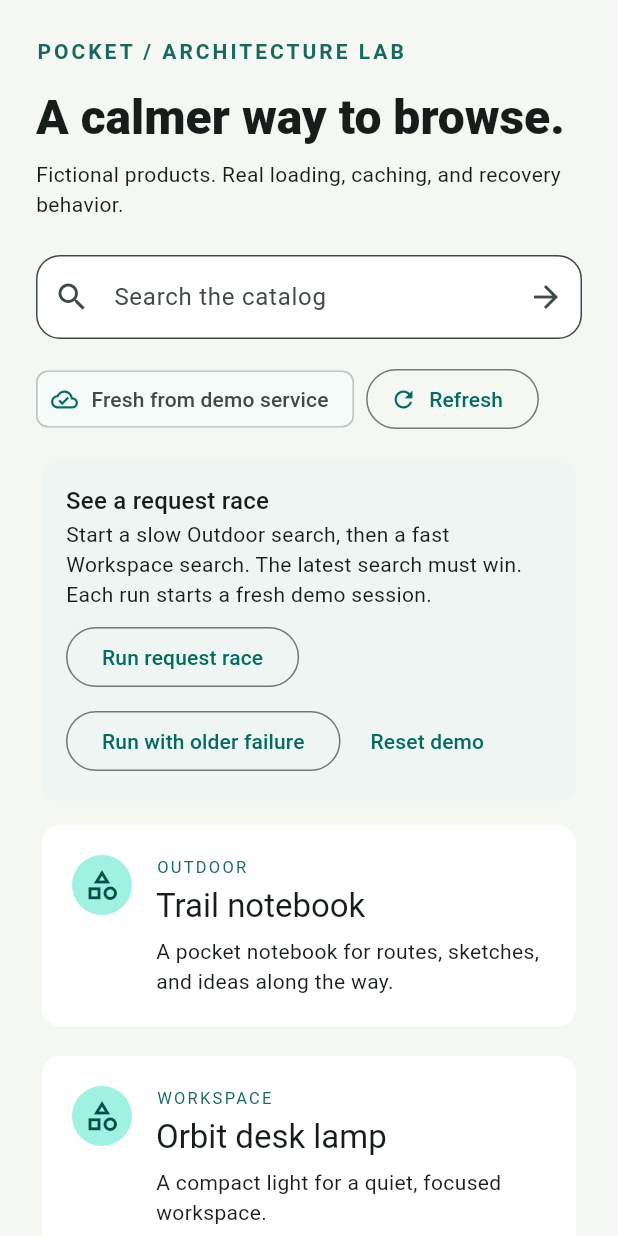
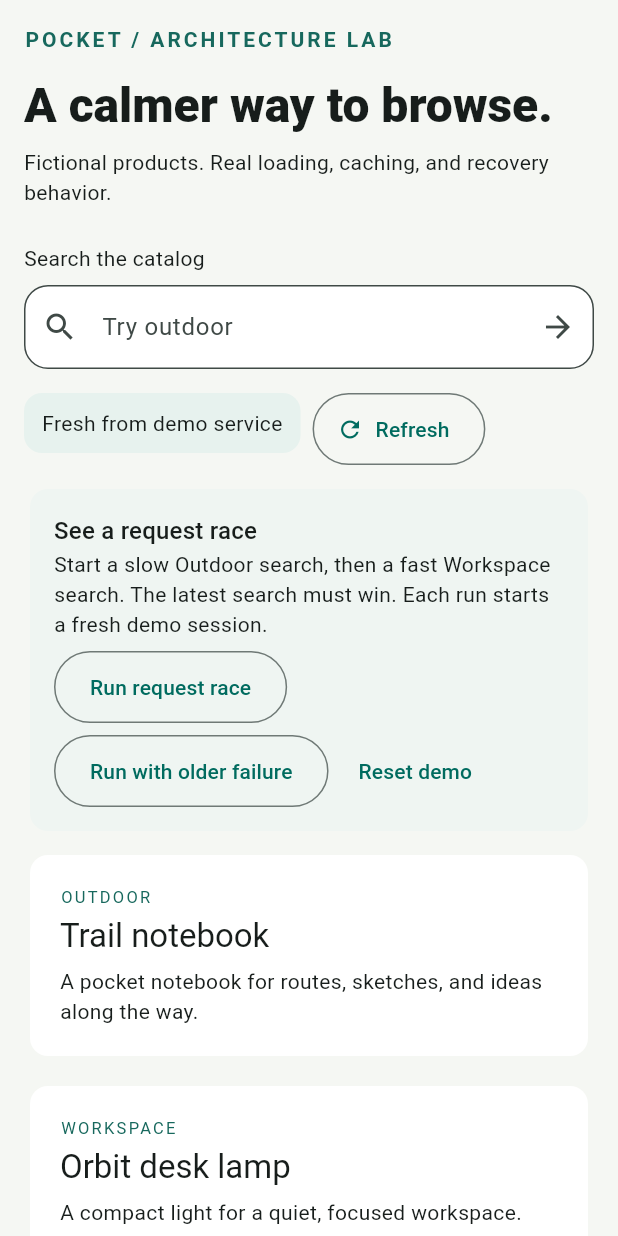
Before and after one commit to RamySaleeb/flutter-mobile-architecture-lab, a Flutter app: the screen it shows after launch, on a phone screen of 412 x 824 dp. Run offline on Flutter 3.47's test engine with Material 3 defaults, Android fonts, the phone set to English and light mode, and no system bars.

Commit message:
feat: improve keyboard traversal, focus visibility, and large-text layouts

```diff
--- a/lib/main.dart
+++ b/lib/main.dart
@@ -1,10 +1,25 @@
 import 'dart:async';
 import 'package:flutter/material.dart';
+import 'package:flutter/semantics.dart';
 import 'catalog.dart';
 import 'catalog_controller.dart';
 import 'catalog_data.dart';
 
-void main() => runApp(const PocketCatalogApp());
+void main() {
+  WidgetsFlutterBinding.ensureInitialized();
+  // Keep browser semantics available for the lifetime of this small demo.
+  SemanticsBinding.instance.ensureSemantics();
+  runApp(const PocketCatalogApp());
+}
+
+ButtonStyle accessibleButtonStyle() => ButtonStyle(
+  minimumSize: const WidgetStatePropertyAll(Size(48, 48)),
+  side: WidgetStateProperty.resolveWith(
+    (states) => states.contains(WidgetState.focused)
+        ? const BorderSide(color: Color(0xff17685d), width: 3)
+        : null,
+  ),
+);
 
 class PocketCatalogApp extends StatelessWidget {
   const PocketCatalogApp({super.key});
@@ -14,6 +29,11 @@ class PocketCatalogApp extends StatelessWidget {
     debugShowCheckedModeBanner: false,
     theme: ThemeData(
       useMaterial3: true,
+      outlinedButtonTheme: OutlinedButtonThemeData(
+        style: accessibleButtonStyle(),
+      ),
+      textButtonTheme: TextButtonThemeData(style: accessibleButtonStyle()),
+      iconButtonTheme: IconButtonThemeData(style: accessibleButtonStyle()),
       colorScheme: ColorScheme.fromSeed(seedColor: const Color(0xff17685d)),
       scaffoldBackgroundColor: const Color(0xfff5f7f3),
       inputDecorationTheme: const InputDecorationTheme(
@@ -125,8 +145,14 @@ class _CatalogScreenState extends State<CatalogScreen> {
             builder: (context, _) {
               final state = controller.state;
               final items = state.snapshot?.items ?? const <CatalogItem>[];
-              return ListView(
-                padding: const EdgeInsets.all(24),
+              return FocusTraversalGroup(
+                policy: WidgetOrderTraversalPolicy(),
+                child: SingleChildScrollView(
+                  padding: EdgeInsets.all(
+                    MediaQuery.sizeOf(context).width < 480 ? 16 : 24,
+                  ),
+                  child: Column(
+                    crossAxisAlignment: CrossAxisAlignment.stretch,
                     children: [
                       const Text(
                         'POCKET / ARCHITECTURE LAB',
@@ -139,30 +165,38 @@ class _CatalogScreenState extends State<CatalogScreen> {
                       const SizedBox(height: 14),
                       Text(
                         'A calmer way to browse.',
-                    style: Theme.of(context).textTheme.headlineLarge?.copyWith(
-                      fontWeight: FontWeight.w800,
-                    ),
+                        style: Theme.of(context).textTheme.headlineLarge
+                            ?.copyWith(fontWeight: FontWeight.w800),
                       ),
                       const SizedBox(height: 8),
                       const Text(
                         'Fictional products. Real loading, caching, and recovery behavior.',
                       ),
                       const SizedBox(height: 24),
-                  TextField(
+                      const Text('Search the catalog'),
+                      const SizedBox(height: 8),
+                      Semantics(
+                        label: 'Search the catalog',
+                        child: TextField(
                           enabled: !raceRunning,
                           controller: search,
                           textInputAction: TextInputAction.search,
-                    onSubmitted: (value) => unawaited(controller.load(value)),
+                          onSubmitted: (value) =>
+                              unawaited(controller.load(value)),
                           decoration: InputDecoration(
-                      labelText: 'Search the catalog',
-                      hintText: 'Try outdoor, workspace, or a product name',
+                            hintText: 'Try outdoor',
                             prefixIcon: const Icon(Icons.search),
                             suffixIcon: IconButton(
                               tooltip: 'Search',
-                        icon: const Icon(Icons.arrow_forward),
+                              icon: const Icon(
+                                Icons.arrow_forward,
+                                semanticLabel: 'Search',
+                              ),
                               onPressed: raceRunning
                                   ? null
-                            : () => unawaited(controller.load(search.text)),
+                                  : () =>
+                                        unawaited(controller.load(search.text)),
+                            ),
                           ),
                         ),
                       ),
@@ -171,21 +205,26 @@ class _CatalogScreenState extends State<CatalogScreen> {
                         spacing: 8,
                         runSpacing: 8,
                         children: [
-                      Chip(
-                        avatar: Icon(
-                          state.fromCache
-                              ? Icons.inventory_2_outlined
-                              : Icons.cloud_done_outlined,
-                          size: 18,
+                          Semantics(
+                            liveRegion: true,
+                            child: Container(
+                              padding: const EdgeInsets.symmetric(
+                                horizontal: 12,
+                                vertical: 10,
                               ),
-                        label: Text(
+                              decoration: BoxDecoration(
+                                color: const Color(0xffe7f2ee),
+                                borderRadius: BorderRadius.circular(12),
+                              ),
+                              child: Text(
                                 state.loading
-                              ? 'Loading…'
+                                    ? 'Loading catalog…'
                                     : state.snapshot == null
                                     ? 'No data yet'
                                     : state.fromCache
                                     ? 'Session cache'
                                     : 'Fresh from demo service',
+                              ),
                             ),
                           ),
                           OutlinedButton.icon(
@@ -228,8 +267,9 @@ class _CatalogScreenState extends State<CatalogScreen> {
                                   OutlinedButton(
                                     onPressed: raceRunning
                                         ? null
-                                    : () =>
-                                          unawaited(runRace(olderFails: true)),
+                                        : () => unawaited(
+                                            runRace(olderFails: true),
+                                          ),
                                     child: const Text('Run with older failure'),
                                   ),
                                   TextButton(
@@ -253,7 +293,9 @@ class _CatalogScreenState extends State<CatalogScreen> {
                       if (state.loading)
                         const Padding(
                           padding: EdgeInsets.symmetric(vertical: 12),
+                          child: ExcludeSemantics(
                             child: LinearProgressIndicator(),
+                          ),
                         ),
                       if (state.error != null)
                         Padding(
@@ -265,7 +307,10 @@ class _CatalogScreenState extends State<CatalogScreen> {
                               child: Column(
                                 crossAxisAlignment: CrossAxisAlignment.start,
                                 children: [
-                              Text(state.error!, semanticsLabel: state.error),
+                                  Semantics(
+                                    liveRegion: true,
+                                    child: Text(state.error!),
+                                  ),
                                   TextButton(
                                     onPressed: refresh,
                                     child: const Text('Retry'),
@@ -275,10 +320,15 @@ class _CatalogScreenState extends State<CatalogScreen> {
                             ),
                           ),
                         ),
-                  if (!state.loading && state.error == null && items.isEmpty)
-                    const Padding(
-                      padding: EdgeInsets.all(24),
+                      if (!state.loading &&
+                          state.error == null &&
+                          items.isEmpty)
+                        Padding(
+                          padding: const EdgeInsets.all(24),
+                          child: Semantics(
+                            liveRegion: true,
                             child: Text('No matches. Try another search.'),
+                          ),
                         ),
                       const SizedBox(height: 8),
                       for (final item in items)
@@ -292,13 +342,22 @@ class _CatalogScreenState extends State<CatalogScreen> {
                               child: Row(
                                 crossAxisAlignment: CrossAxisAlignment.start,
                                 children: [
-                              const CircleAvatar(
+                                  if (MediaQuery.sizeOf(context).width >= 480 &&
+                                      MediaQuery.textScalerOf(
+                                            context,
+                                          ).scale(14) <=
+                                          21) ...[
+                                    const ExcludeSemantics(
+                                      child: CircleAvatar(
                                         child: Icon(Icons.category_outlined),
                                       ),
+                                    ),
                                     const SizedBox(width: 16),
+                                  ],
                                   Expanded(
                                     child: Column(
-                                  crossAxisAlignment: CrossAxisAlignment.start,
+                                      crossAxisAlignment:
+                                          CrossAxisAlignment.start,
                                       children: [
                                         Text(
                                           item.category.toUpperCase(),
@@ -346,8 +405,9 @@ class _CatalogScreenState extends State<CatalogScreen> {
                                 value: service.offline,
                                 onChanged: raceRunning
                                     ? null
-                                : (value) =>
-                                      setState(() => service.offline = value),
+                                    : (value) => setState(
+                                        () => service.offline = value,
+                                      ),
                               ),
                               OutlinedButton(
                                 onPressed: state.loading || raceRunning
@@ -367,6 +427,8 @@ class _CatalogScreenState extends State<CatalogScreen> {
                         ),
                       ),
                     ],
+                  ),
+                ),
               );
             },
           ),
```
Lines whose indentation alone changed are shown as unchanged.
